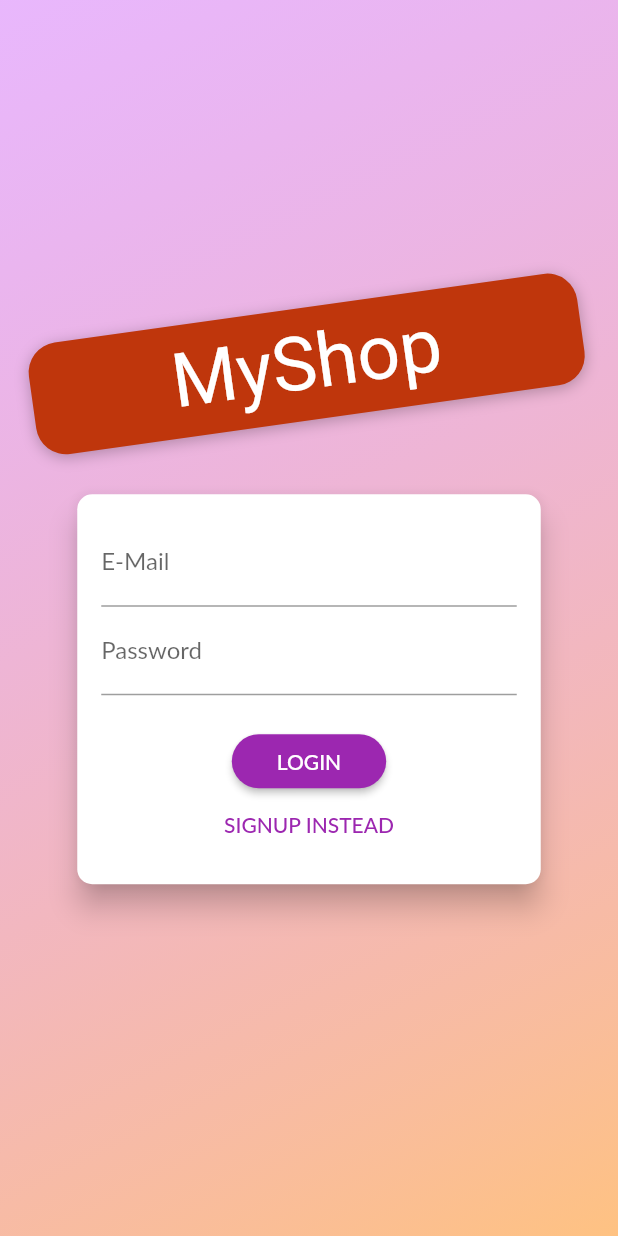
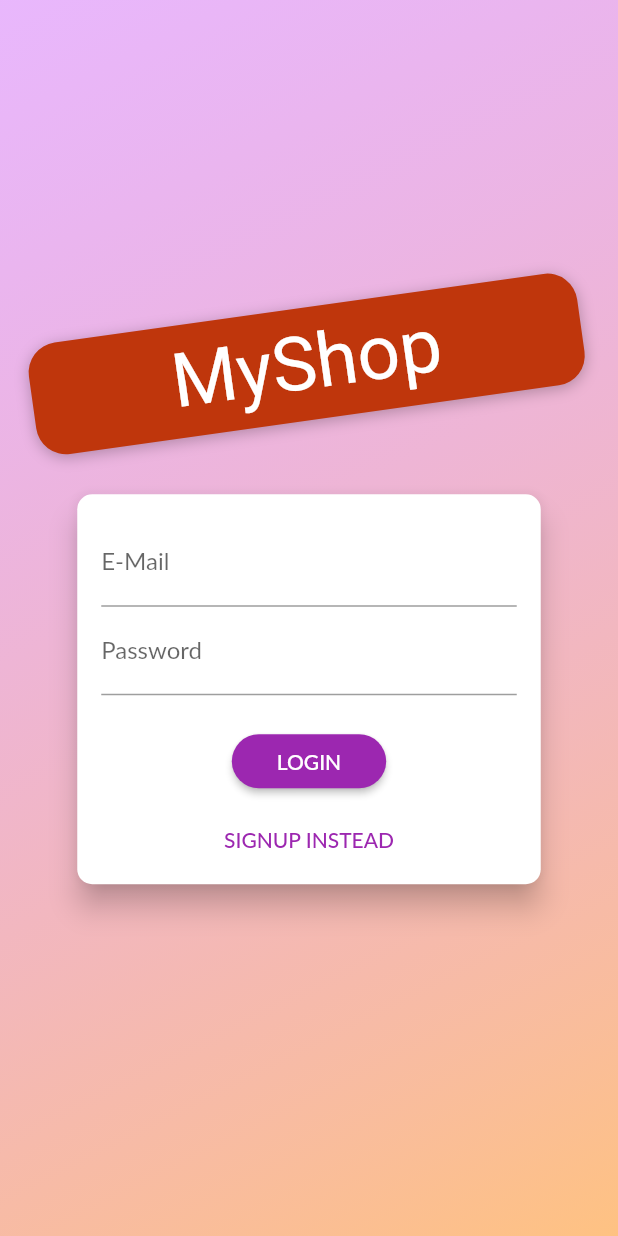
Before and after one commit to rrkas-materials/udemy_flutter_apps, a Flutter app: the screen it shows after launch, on a phone screen of 412 x 824 dp. Run offline on Flutter 3.47's test engine with Material 2 defaults, Android fonts, the phone set to English and light mode, and no system bars; our stand-ins replace shared_preferences; Roboto replaces fonts that are missing (Anton, Lato).

Commit message:
12.03 over AnimatedBuilder

```diff
--- a/shop_app/lib/screens/auth_screen.dart
+++ b/shop_app/lib/screens/auth_screen.dart
@@ -114,12 +114,9 @@ class _AuthCardState extends State<AuthCard>
       begin: Size(double.infinity, 260),
       end: Size(double.infinity, 320),
     ).animate(
-      CurvedAnimation(
-        parent: _animationController,
-        curve: Curves.linear,
-      ),
+      CurvedAnimation(parent: _animationController, curve: Curves.linear),
     );
-    _heightAnimation.addListener(() => setState(() {}));
+//    _heightAnimation.addListener(() => setState(() {}));
   }
 
   @override
@@ -215,11 +212,15 @@ class _AuthCardState extends State<AuthCard>
         borderRadius: BorderRadius.circular(10.0),
       ),
       elevation: 8.0,
-      child: Container(
-        height: _heightAnimation.value.height,
-        constraints: BoxConstraints(minHeight: _heightAnimation.value.height),
-        width: deviceSize.width * 0.75,
-        padding: EdgeInsets.all(16.0),
+      child: AnimatedBuilder(
+        animation: _heightAnimation,
+        builder: (ctx, child) => Container(
+          height: _heightAnimation.value.height,
+          constraints: BoxConstraints(minHeight: _heightAnimation.value.height),
+          width: deviceSize.width * 0.75,
+          padding: EdgeInsets.all(16.0),
+          child: child,
+        ),
         child: Form(
           key: _formKey,
           child: SingleChildScrollView(
@@ -286,6 +287,7 @@ class _AuthCardState extends State<AuthCard>
                         textColor:
                             Theme.of(context).primaryTextTheme.button.color,
                       ),
+                SizedBox(height: 10),
                 FlatButton(
                   child: Text(
                       '${_authMode == AuthMode.Login ? 'SIGNUP' : 'LOGIN'} INSTEAD'),
```
